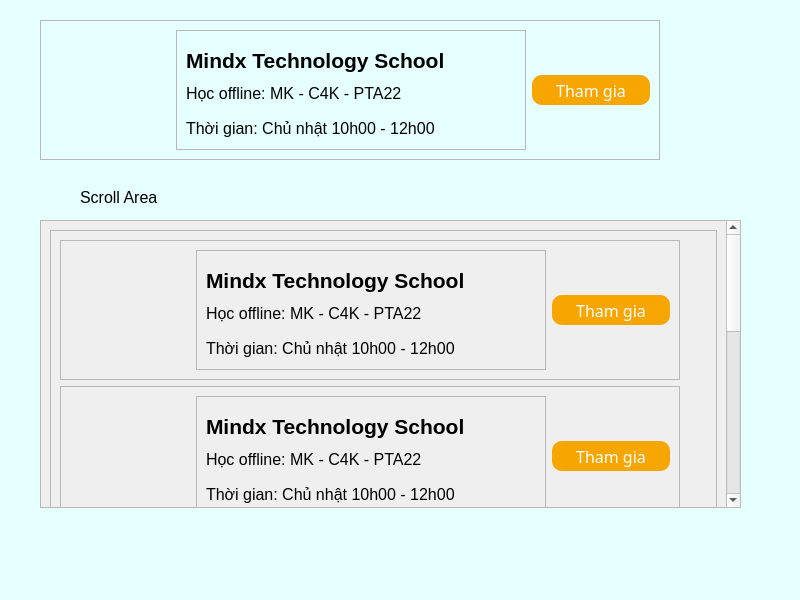
This is Lesson7/lesson7_p2.ui in trungsliver/MK-C4K-PTA22 as Qt 5 draws it before an edit. The edited form follows.
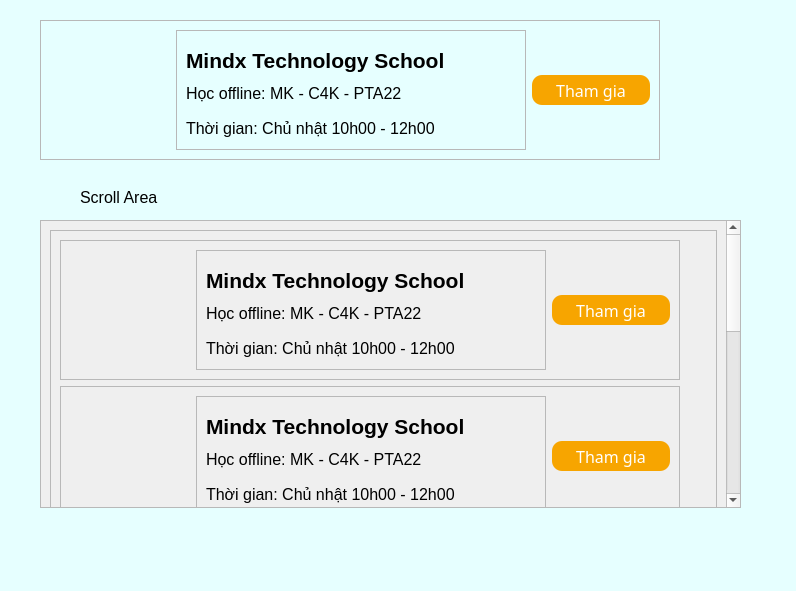
This is the edited form. Icons and pictures are not drawn.

The edit to the form file:
```diff
--- a/Lesson7/lesson7_p2.ui
+++ b/Lesson7/lesson7_p2.ui
@@ -6,8 +6,8 @@
    <rect>
     <x>0</x>
     <y>0</y>
-    <width>800</width>
-    <height>600</height>
+    <width>796</width>
+    <height>591</height>
    </rect>
   </property>
   <property name="windowTitle">
```
Left out of the diff: 2 changed lines with no effect on the pictures.
